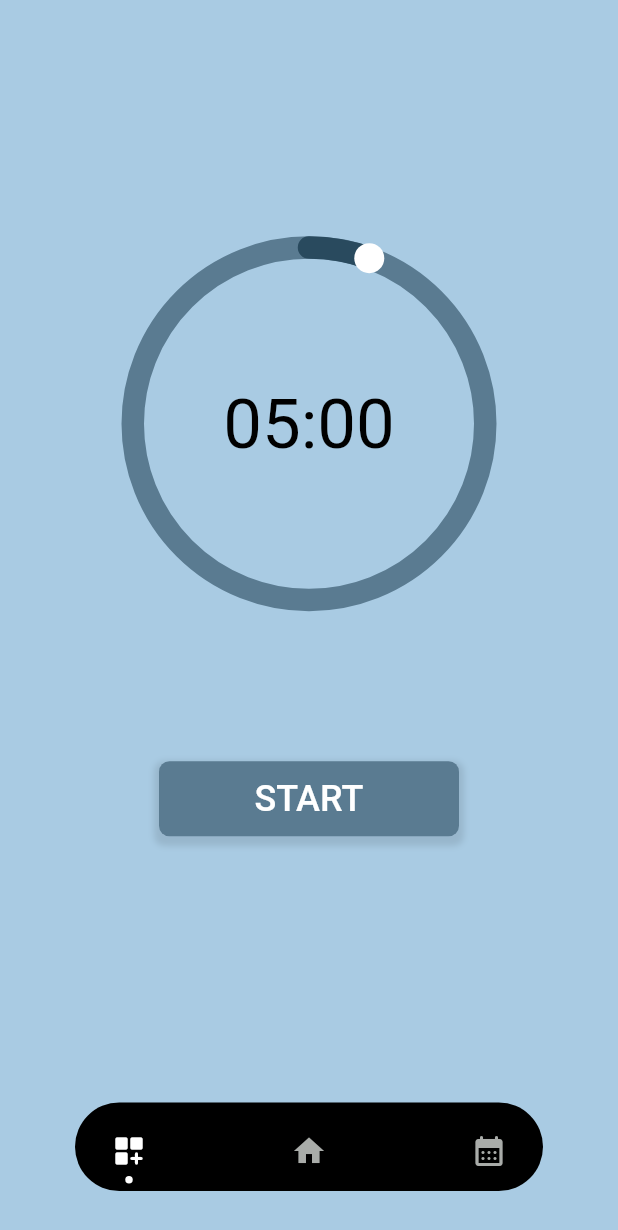
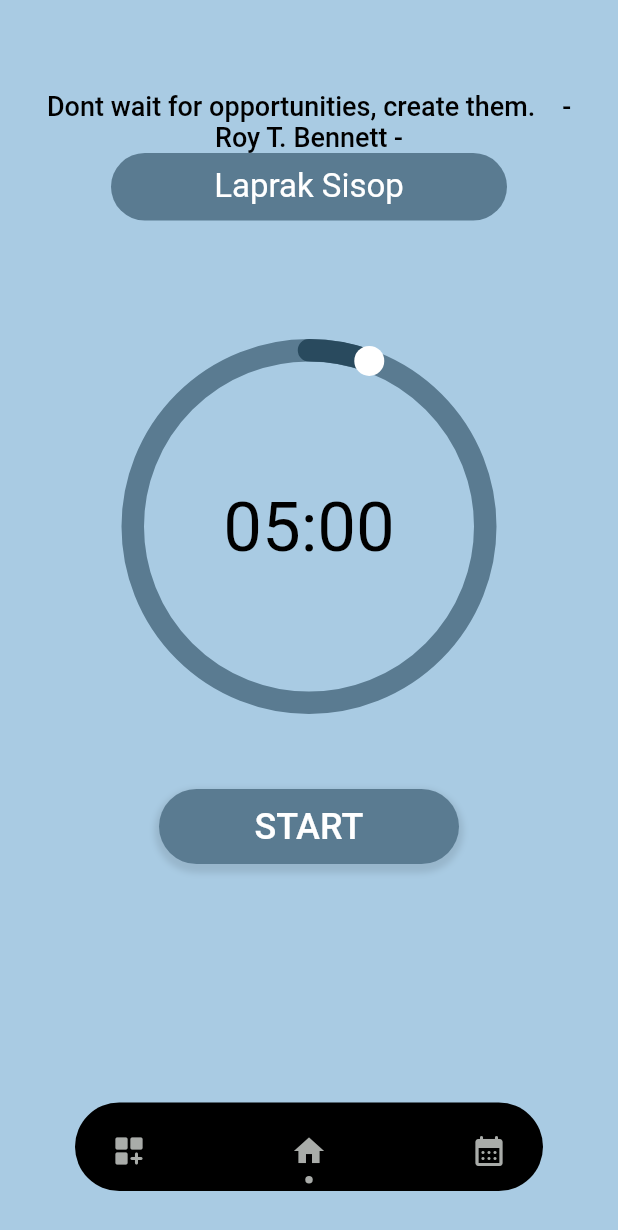
Before and after one commit to wahyuvlntn/PomodoroApp, a Flutter app: the screen it shows after launch, on a phone screen of 412 x 824 dp. Shown: the top 1230 px of the screen. Run offline on Flutter 3.47's test engine with Material 2 defaults, Android fonts, the phone set to English and light mode, and no system bars; drawn by our look-alikes of dot_navigation_bar, sleek_circular_slider; Roboto replaces fonts that are missing (Monsterrat).

Commit message:
penambahan text widget dan task widget

```diff
--- a/lib/screens/home_screen.dart
+++ b/lib/screens/home_screen.dart
@@ -1,8 +1,6 @@
 import 'dart:async';
 
 import 'package:dot_navigation_bar/dot_navigation_bar.dart';
-
-
 import 'package:flutter/material.dart';
 import 'package:flutter/services.dart';
 import 'package:sleek_circular_slider/sleek_circular_slider.dart';
@@ -16,7 +14,7 @@ class Home extends StatefulWidget {
 }
 
 class _HomeState extends State<Home> {
-  int _currentIndex = 0;
+  int _currentIndex = 1;
   double defaultValue = 300;
   double value = 300.0;
   bool isStarted = false;
@@ -58,6 +56,15 @@ class _HomeState extends State<Home> {
     super.dispose();
   }
 
+  void pauseTimer() {
+  if (_timer.isActive) {
+    _timer.cancel();
+    setState(() {
+      isStarted = false;
+    });
+  }
+}
+
   @override
   Widget build(BuildContext context) {
     return Scaffold(
@@ -66,11 +73,51 @@ class _HomeState extends State<Home> {
         child: Container(
           width: MediaQuery.of(context).size.width,
           height: MediaQuery.of(context).size.height,
-          padding: const EdgeInsets.symmetric(horizontal: 24, vertical: 10),
+          padding: const EdgeInsets.symmetric(horizontal: 24, vertical: 60),
           child: Column(
-            mainAxisAlignment: MainAxisAlignment.start,
-            crossAxisAlignment: CrossAxisAlignment.start,
             children: <Widget>[
+              Center(
+                      child: Container(
+                        child: Text(
+                          'Dont wait for opportunities, create them.    - Roy T. Bennett -',
+                          style: TextStyle(
+                            color: Colors.black,
+                            fontSize: 18,
+                            fontWeight: FontWeight.w500,
+                            fontFamily: 'Monsterrat',
+
+                          ),
+                          textAlign: TextAlign.center,
+                          maxLines: 2,
+                        ),
+                      )
+                    ),
+                     Center(
+                      child: Container(
+
+                      height: 45,
+                      width: 264,
+                      decoration: BoxDecoration(
+
+                        color: Color(0xFF5A7B91),
+                        borderRadius: const BorderRadius.all(Radius.circular(30))
+                      ),
+                      child: Row(
+                        mainAxisAlignment: MainAxisAlignment.center,
+                        children: [
+                          Text(
+                            'Laprak Sisop',
+                            style: TextStyle(
+                              fontFamily: 'Monsterrat',
+                              color: Colors.white,
+                              fontSize: 22,
+                            ),
+                          )
+                        ]
+                      )
+                      ),
+
+                    ),
 
               Expanded(
                 child: Column(
@@ -78,6 +125,7 @@ class _HomeState extends State<Home> {
                   crossAxisAlignment: CrossAxisAlignment.center,
                   mainAxisSize: MainAxisSize.max,
                   children: <Widget>[
+
                     Center(
                       child: SizedBox(
                         width: 250,
@@ -137,7 +185,7 @@ class _HomeState extends State<Home> {
                       ),
                     ),
                     const SizedBox(
-                      height: 100,
+                      height: 50,
                     ),
                     GestureDetector(
                       onTap: () {
@@ -157,7 +205,7 @@ class _HomeState extends State<Home> {
                         height: 50,
                         decoration: BoxDecoration(
                           color: Color(0xFF5A7B91),
-                          borderRadius: BorderRadius.circular(7),
+                          borderRadius: const BorderRadius.all(Radius.circular(30)),
                           boxShadow: [
                             BoxShadow(
                               spreadRadius: 3,
@@ -173,6 +221,7 @@ class _HomeState extends State<Home> {
                           style: TextStyle(
                             color: Colors.white,
                             fontSize: 24,
+                            fontFamily: 'Monsterrat',
                             fontWeight: FontWeight.w500,
                           ),
                         ),
```
